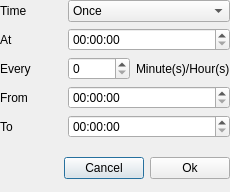
Before: the Qt Designer form data/ui/TimeDialog.ui in eu21/remindor-qt, drawn with Qt 5.
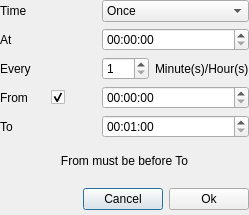
After: the same form once the commit is applied. Icons and pictures are not drawn.

Commit message: Completed time dialog

```diff
--- a/data/ui/TimeDialog.ui
+++ b/data/ui/TimeDialog.ui
@@ -6,8 +6,8 @@
    <rect>
     <x>0</x>
     <y>0</y>
-    <width>230</width>
-    <height>192</height>
+    <width>249</width>
+    <height>215</height>
    </rect>
   </property>
   <property name="windowTitle">
@@ -22,52 +22,24 @@
    <property name="margin">
     <number>0</number>
    </property>
-   <item row="2" column="2">
+   <item row="2" column="3">
     <widget class="QLabel" name="mh_label">
      <property name="text">
       <string>Minute(s)/Hour(s)</string>
      </property>
     </widget>
    </item>
-   <item row="0" column="0">
-    <widget class="QLabel" name="time_label">
+   <item row="5" column="0" colspan="4">
+    <widget class="QLabel" name="error_label">
      <property name="text">
-      <string>Time</string>
+      <string>From must be before To</string>
      </property>
-    </widget>
-   </item>
-   <item row="1" column="0">
-    <widget class="QLabel" name="at_label">
-     <property name="text">
-      <string>At</string>
+     <property name="alignment">
+      <set>Qt::AlignCenter</set>
      </property>
     </widget>
    </item>
-   <item row="4" column="0">
-    <widget class="QLabel" name="to_label">
-     <property name="text">
-      <string>To</string>
-     </property>
-    </widget>
-   </item>
-   <item row="3" column="0">
-    <widget class="QLabel" name="from_label">
-     <property name="text">
-      <string>From</string>
-     </property>
-    </widget>
-   </item>
-   <item row="2" column="0">
-    <widget class="QLabel" name="every_label">
-     <property name="text">
-      <string>Every</string>
-     </property>
-    </widget>
-   </item>
-   <item row="2" column="1">
-    <widget class="QSpinBox" name="every_spin"/>
-   </item>
-   <item row="5" column="0" colspan="3">
+   <item row="6" column="0" colspan="4">
     <widget class="QWidget" name="button_widget" native="true">
      <layout class="QHBoxLayout" name="horizontalLayout">
       <property name="margin">
@@ -106,15 +78,31 @@
         </property>
         <property name="icon">
          <iconset theme="dialog-ok">
-          <normaloff/>
-         </iconset>
+          <normaloff>../../../../../../.designer/backup</normaloff>../../../../../../.designer/backup</iconset>
+        </property>
+        <property name="autoDefault">
+         <bool>false</bool>
         </property>
        </widget>
       </item>
      </layout>
     </widget>
    </item>
-   <item row="0" column="1" colspan="2">
+   <item row="1" column="2" colspan="2">
+    <widget class="QTimeEdit" name="at_time"/>
+   </item>
+   <item row="4" column="2" colspan="2">
+    <widget class="QTimeEdit" name="to_time">
+     <property name="time">
+      <time>
+       <hour>0</hour>
+       <minute>1</minute>
+       <second>0</second>
+      </time>
+     </property>
+    </widget>
+   </item>
+   <item row="0" column="2" colspan="2">
     <widget class="QComboBox" name="time_combo">
      <item>
       <property name="text">
@@ -133,14 +121,69 @@
      </item>
     </widget>
    </item>
-   <item row="1" column="1" colspan="2">
-    <widget class="QTimeEdit" name="at_time"/>
+   <item row="3" column="0">
+    <widget class="QLabel" name="from_label">
+     <property name="text">
+      <string>From</string>
+     </property>
+    </widget>
    </item>
-   <item row="3" column="1" colspan="2">
+   <item row="2" column="2">
+    <widget class="QSpinBox" name="every_spin">
+     <property name="minimum">
+      <number>1</number>
+     </property>
+     <property name="maximum">
+      <number>300</number>
+     </property>
+    </widget>
+   </item>
+   <item row="3" column="2" colspan="2">
     <widget class="QTimeEdit" name="from_time"/>
    </item>
-   <item row="4" column="1" colspan="2">
-    <widget class="QTimeEdit" name="to_time"/>
+   <item row="3" column="1">
+    <widget class="QCheckBox" name="from_check">
+     <property name="sizePolicy">
+      <sizepolicy hsizetype="Minimum" vsizetype="Fixed">
+       <horstretch>0</horstretch>
+       <verstretch>0</verstretch>
+      </sizepolicy>
+     </property>
+     <property name="text">
+      <string/>
+     </property>
+     <property name="checked">
+      <bool>true</bool>
+     </property>
+    </widget>
+   </item>
+   <item row="2" column="0" colspan="2">
+    <widget class="QLabel" name="every_label">
+     <property name="text">
+      <string>Every</string>
+     </property>
+    </widget>
+   </item>
+   <item row="1" column="0" colspan="2">
+    <widget class="QLabel" name="at_label">
+     <property name="text">
+      <string>At</string>
+     </property>
+    </widget>
+   </item>
+   <item row="0" column="0" colspan="2">
+    <widget class="QLabel" name="time_label">
+     <property name="text">
+      <string>Time</string>
+     </property>
+    </widget>
+   </item>
+   <item row="4" column="0" colspan="2">
+    <widget class="QLabel" name="to_label">
+     <property name="text">
+      <string>To</string>
+     </property>
+    </widget>
    </item>
   </layout>
  </widget>
```
Left out of the diff: 40 changed lines with no effect on the pictures. The commit also changes 3 other files.
